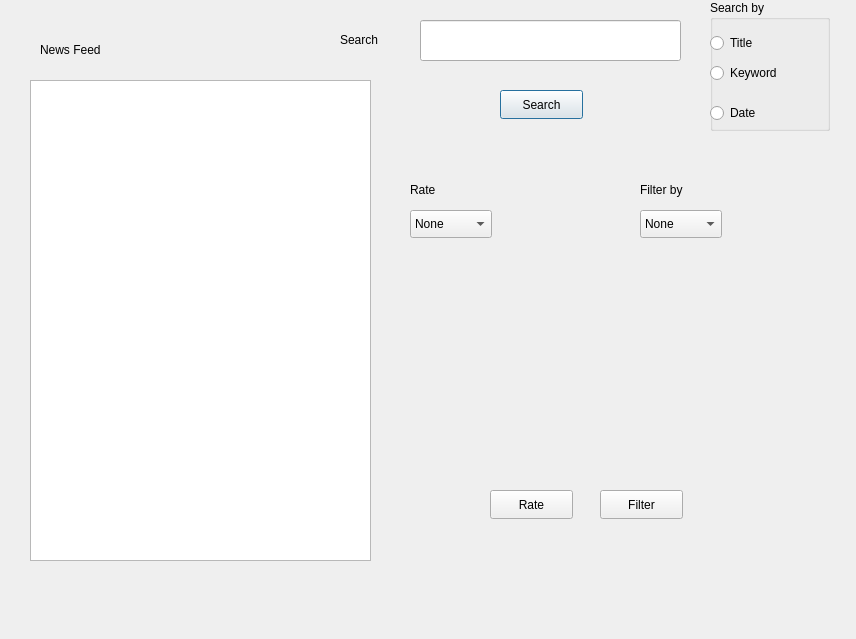
Above: user.ui from Boody624/News-System before the change. Below: the same form after it.
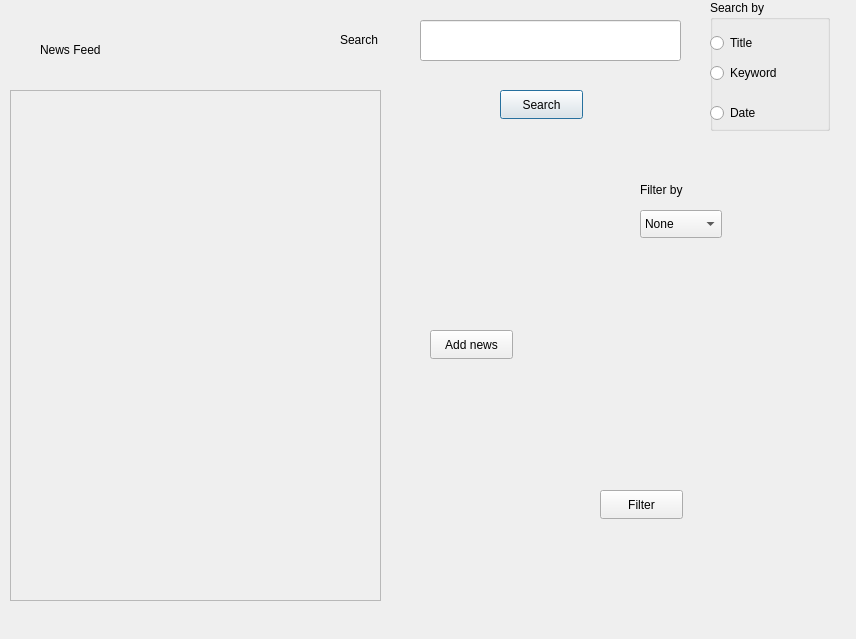
That is the form after the change.

```diff
--- a/user.ui
+++ b/user.ui
@@ -101,56 +101,6 @@
     <string>News Feed</string>
    </property>
   </widget>
-  <widget class="QTextBrowser" name="textBrowser">
-   <property name="geometry">
-    <rect>
-     <x>30</x>
-     <y>80</y>
-     <width>341</width>
-     <height>481</height>
-    </rect>
-   </property>
-  </widget>
-  <widget class="QComboBox" name="rate">
-   <property name="geometry">
-    <rect>
-     <x>410</x>
-     <y>210</y>
-     <width>82</width>
-     <height>28</height>
-    </rect>
-   </property>
-   <item>
-    <property name="text">
-     <string>None</string>
-    </property>
-   </item>
-   <item>
-    <property name="text">
-     <string>1</string>
-    </property>
-   </item>
-   <item>
-    <property name="text">
-     <string>2</string>
-    </property>
-   </item>
-   <item>
-    <property name="text">
-     <string>3</string>
-    </property>
-   </item>
-   <item>
-    <property name="text">
-     <string>4</string>
-    </property>
-   </item>
-   <item>
-    <property name="text">
-     <string>5</string>
-    </property>
-   </item>
-  </widget>
   <widget class="QPushButton" name="pushButton">
    <property name="geometry">
     <rect>
@@ -164,30 +114,17 @@
     <string>Search</string>
    </property>
   </widget>
-  <widget class="QLabel" name="label_3">
-   <property name="geometry">
-    <rect>
-     <x>410</x>
-     <y>180</y>
-     <width>91</width>
-     <height>20</height>
-    </rect>
-   </property>
-   <property name="text">
-    <string>Rate</string>
-   </property>
-  </widget>
   <widget class="QPushButton" name="pushButton_2">
    <property name="geometry">
     <rect>
-     <x>490</x>
-     <y>490</y>
+     <x>430</x>
+     <y>330</y>
      <width>83</width>
      <height>29</height>
     </rect>
    </property>
    <property name="text">
-    <string>Rate</string>
+    <string>Add news</string>
    </property>
   </widget>
   <widget class="QPushButton" name="pushButton_3">
@@ -271,6 +208,40 @@
     <string>Filter by</string>
    </property>
   </widget>
+  <widget class="QScrollArea" name="scrollArea">
+   <property name="geometry">
+    <rect>
+     <x>10</x>
+     <y>90</y>
+     <width>371</width>
+     <height>511</height>
+    </rect>
+   </property>
+   <property name="widgetResizable">
+    <bool>true</bool>
+   </property>
+   <widget class="QWidget" name="scrollAreaWidgetContents">
+    <property name="geometry">
+     <rect>
+      <x>0</x>
+      <y>0</y>
+      <width>369</width>
+      <height>509</height>
+     </rect>
+    </property>
+    <widget class="QWidget" name="verticalLayoutWidget">
+     <property name="geometry">
+      <rect>
+       <x>10</x>
+       <y>20</y>
+       <width>341</width>
+       <height>471</height>
+      </rect>
+     </property>
+     <layout class="QVBoxLayout" name="verticalLayout"/>
+    </widget>
+   </widget>
+  </widget>
  </widget>
  <resources/>
  <connections/>
```
